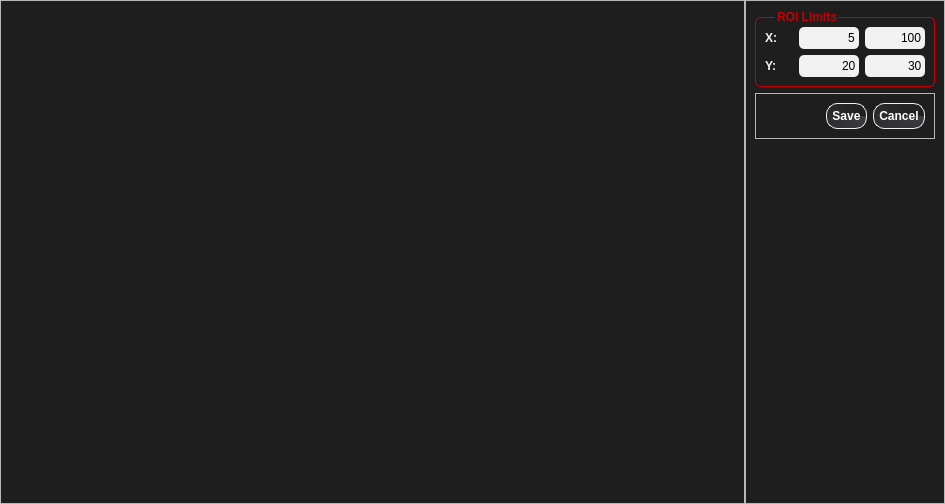
Old version of the form T-Rax/UIFiles/T_Rax_ROI_Ruby_Selector.ui in the repository CPrescher/T-rax.
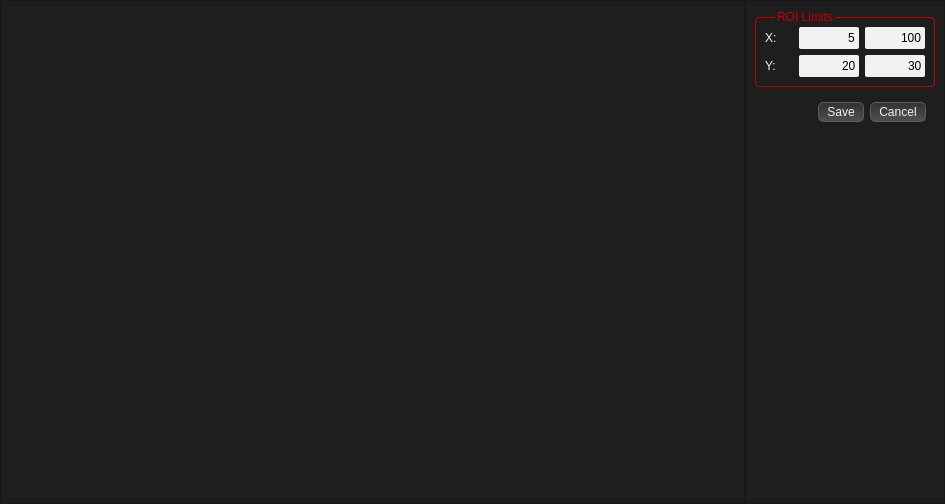
New version of the form.

Commit message: updated the GUI completely to look more like Dioptas. However still remaining the darker background color...

```diff
--- a/T-Rax/UIFiles/T_Rax_ROI_Ruby_Selector.ui
+++ b/T-Rax/UIFiles/T_Rax_ROI_Ruby_Selector.ui
@@ -14,51 +14,66 @@
    <string>Form</string>
   </property>
   <property name="styleSheet">
-   <string notr="true">#roi_selector_ruby_widget{
-	background: #1E1E1E;	
-}
+   <string notr="true">QWidget{  
+     background: rgba(30, 30, 30, 255);      
+     color: #F1F1F1; 
+    font-size: 12px;
+ }  
 
-QLabel ,QGroupBox{
-	color: #F1F1F1;
-	font-weight: bold;
-}
+QGroupBox {  
+     border: 1px solid #ADADAD;  
+     border-radius: 4px;  
+     margin-top: 7px;  
+     padding: 0px  
+ }  
 
-QLineEdit{
-	border-radius:5px;
-	background: #F1F1F1;
-	color: black;
+QPushButton{  
+     color: #F1F1F1;
+     background: qlineargradient(spread:pad, x1:0, y1:0, x2:0, y2:1, stop:0 #323232, stop:1 #505050);
+     border: 1px solid #5B5B5B;
+     border-radius: 5px; 
+     padding-left: 8px;
+height: 18px;
+    padding-right: 8px;   
+ }  
+QPushButton:pressed{
+        margin-top: 2,px;
+        margin-left: 2px;   
 }
-
-QPushButton{
-	color:white;
-	border-color: black;
-	border: 1px solid #F1F1F1;
-	border-radius: 11px;
-	font-weight: bold;
-	padding: 5px;
-	background:qconicalgradient(cx:0.5, cy:0.5, angle:0, stop:0 rgba(30, 30, 30, 255), stop:1 rgba(60, 60, 64, 255))
+QPushButton::disabled{
 }
 
-QPushButton::hover{
-    border:2px solid #fff;
-	margin: 0.5px;
-}
+QPushButton::hover{  
+     border:1px solid #ADADAD; 
+ }  
+ 
 
-QPushPutton::pressed{
-   border:1px solid #fff;
-	margin: 2px;
+QPushButton::checked{
+    background: qlineargradient(
+        x1: 0, y1: 1, 
+        x2: 0, y2: 0,
+        stop: 0 #727272, 
+        stop: 1 #444444
+    );
+     border:1px solid  rgb(255, 120,00);
 }
 
-QGroupBox {
-	border:1px solid #F1F1F1;
-	border-radius: 5px;
-	margin-top: 7px;
-	padding: 0px
+QPushButton::focus {
+    outline: None;
 }
-QGroupBox::title {
-     subcontrol-origin: margin;
-     left: 20px;
-}
+
+ QGroupBox::title {  
+      subcontrol-origin: margin;  
+      left: 20px  
+  }
+
+
+ QLineEdit  {  
+     border-radius: 2px;  
+     background: #F1F1F1;  
+     color: black;  
+    height: 18 px;
+ }  
 
 #roi_box{
 	color:  rgba(197, 0, 3, 255);
@@ -226,7 +241,7 @@
        </widget>
       </item>
       <item>
-       <widget class="QFrame" name="frame_2">
+       <widget class="QWidget" name="widget_2" native="true">
         <property name="minimumSize">
          <size>
           <width>180</width>
@@ -239,12 +254,6 @@
           <height>16777215</height>
          </size>
         </property>
-        <property name="frameShape">
-         <enum>QFrame::StyledPanel</enum>
-        </property>
-        <property name="frameShadow">
-         <enum>QFrame::Raised</enum>
-        </property>
         <layout class="QHBoxLayout" name="horizontalLayout_5">
          <item>
           <spacer name="horizontalSpacer">
```
The commit also changes 18 other files.
